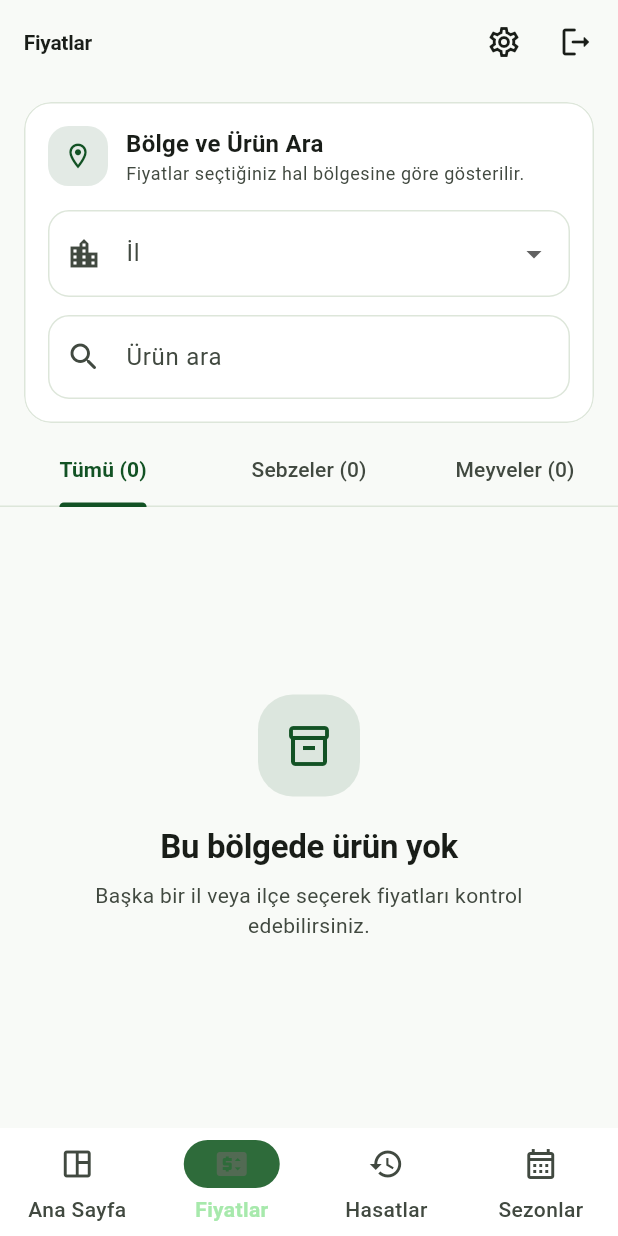
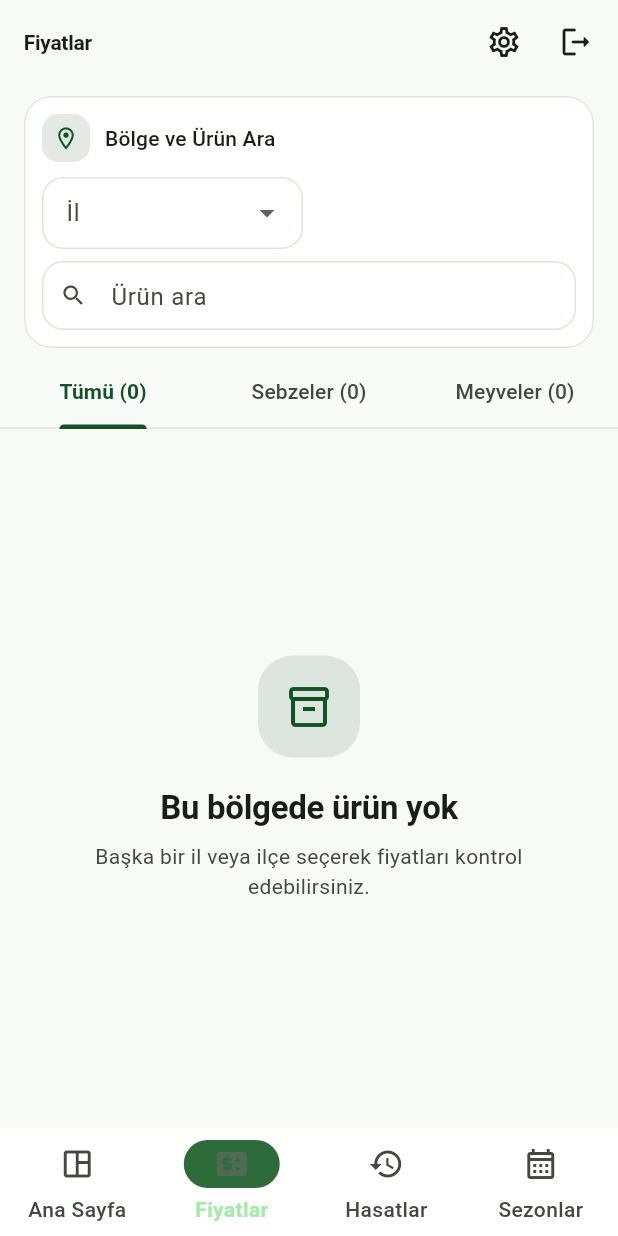
Before and after one commit to HakanTekelioglu/TarimCepte, a Flutter app: the HomeScreen screen opened directly, item 2 of the bottom bar chosen, on a phone screen of 412 x 824 dp. Run offline on Flutter 3.47's test engine with Material 3 defaults, Android fonts, the phone set to English and light mode, and no system bars; our stand-ins replace flutter_dotenv, shared_preferences, supabase_flutter; accounts and stored records are empty.

Commit message:
fiyatlar ekranindaki filtre karti kücültüldü

```diff
--- a/lib/screens/products_screen.dart
+++ b/lib/screens/products_screen.dart
@@ -69,7 +69,7 @@ class _ProductsScreenState extends State<ProductsScreen> {
             children: [
               AppContent(
                 maxWidth: 960,
-                padding: const EdgeInsets.fromLTRB(16, 12, 16, 8),
+                padding: const EdgeInsets.fromLTRB(16, 8, 16, 6),
                 child: _buildFilters(context, provider, city, district),
               ),
               TabBar(
@@ -135,12 +135,11 @@ class _ProductsScreenState extends State<ProductsScreen> {
     String city,
     String? district,
   ) {
-    final colors = Theme.of(context).colorScheme;
     final districts = AppConstants.cityDistricts[city] ?? [];
 
     return Card(
       child: Padding(
-        padding: const EdgeInsets.all(16),
+        padding: const EdgeInsets.all(12),
         child: Column(
           crossAxisAlignment: CrossAxisAlignment.start,
           children: [
@@ -148,56 +147,52 @@ class _ProductsScreenState extends State<ProductsScreen> {
               children: [
                 const AppTonalIcon(
                   icon: Icons.location_on_outlined,
-                  size: 40,
-                  iconSize: 20,
+                  size: 32,
+                  iconSize: 18,
                 ),
-                const SizedBox(width: 12),
+                const SizedBox(width: 10),
                 Expanded(
-                  child: Column(
-                    crossAxisAlignment: CrossAxisAlignment.start,
-                    children: [
-                      Text(
-                        'Bölge ve Ürün Ara',
-                        style: Theme.of(context).textTheme.titleMedium,
-                      ),
-                      Text(
-                        'Fiyatlar seçtiğiniz hal bölgesine göre gösterilir.',
-                        style: Theme.of(context).textTheme.bodySmall?.copyWith(
-                          color: colors.onSurfaceVariant,
-                        ),
-                      ),
-                    ],
+                  child: Text(
+                    'Bölge ve Ürün Ara',
+                    style: Theme.of(context).textTheme.titleSmall,
                   ),
                 ),
               ],
             ),
-            const SizedBox(height: 16),
+            const SizedBox(height: 10),
             LayoutBuilder(
               builder: (context, constraints) {
-                final showSideBySide = constraints.maxWidth >= 540;
+                final showSideBySide = constraints.maxWidth >= 290;
                 final fieldWidth =
                     showSideBySide
-                        ? (constraints.maxWidth - 12) / 2
+                        ? (constraints.maxWidth - 8) / 2
                         : constraints.maxWidth;
                 return Wrap(
-                  spacing: 12,
-                  runSpacing: 12,
+                  spacing: 8,
+                  runSpacing: 8,
                   children: [
                     SizedBox(
                       width: fieldWidth,
                       child: DropdownButtonFormField<String>(
                         initialValue: city,
                         isExpanded: true,
+                        isDense: true,
                         decoration: const InputDecoration(
                           labelText: 'İl',
-                          prefixIcon: Icon(Icons.location_city_outlined),
+                          contentPadding: EdgeInsets.symmetric(
+                            horizontal: 12,
+                            vertical: 12,
+                          ),
                         ),
                         items:
                             AppConstants.cities
                                 .map(
                                   (item) => DropdownMenuItem(
                                     value: item,
-                                    child: Text(item),
+                                    child: Text(
+                                      item,
+                                      overflow: TextOverflow.ellipsis,
+                                    ),
                                   ),
                                 )
                                 .toList(),
@@ -223,16 +218,23 @@ class _ProductsScreenState extends State<ProductsScreen> {
                           initialValue:
                               districts.contains(district) ? district : null,
                           isExpanded: true,
+                          isDense: true,
                           decoration: const InputDecoration(
                             labelText: 'İlçe',
-                            prefixIcon: Icon(Icons.map_outlined),
+                            contentPadding: EdgeInsets.symmetric(
+                              horizontal: 12,
+                              vertical: 12,
+                            ),
                           ),
                           items:
                               districts
                                   .map(
                                     (item) => DropdownMenuItem(
                                       value: item,
-                                      child: Text(item),
+                                      child: Text(
+                                        item,
+                                        overflow: TextOverflow.ellipsis,
+                                      ),
                                     ),
                                   )
                                   .toList(),
@@ -253,14 +255,22 @@ class _ProductsScreenState extends State<ProductsScreen> {
                 );
               },
             ),
-            const SizedBox(height: 12),
+            const SizedBox(height: 8),
             TextField(
               controller: _searchController,
               textInputAction: TextInputAction.search,
               decoration: InputDecoration(
-                labelText: 'Ürün ara',
-                hintText: 'Örn. domates',
+                isDense: true,
+                hintText: 'Ürün ara',
+                contentPadding: const EdgeInsets.symmetric(
+                  horizontal: 12,
+                  vertical: 12,
+                ),
                 prefixIcon: const Icon(Icons.search_rounded),
+                prefixIconConstraints: const BoxConstraints(
+                  minWidth: 42,
+                  minHeight: 42,
+                ),
                 suffixIcon:
                     _query.isEmpty
                         ? null
```
